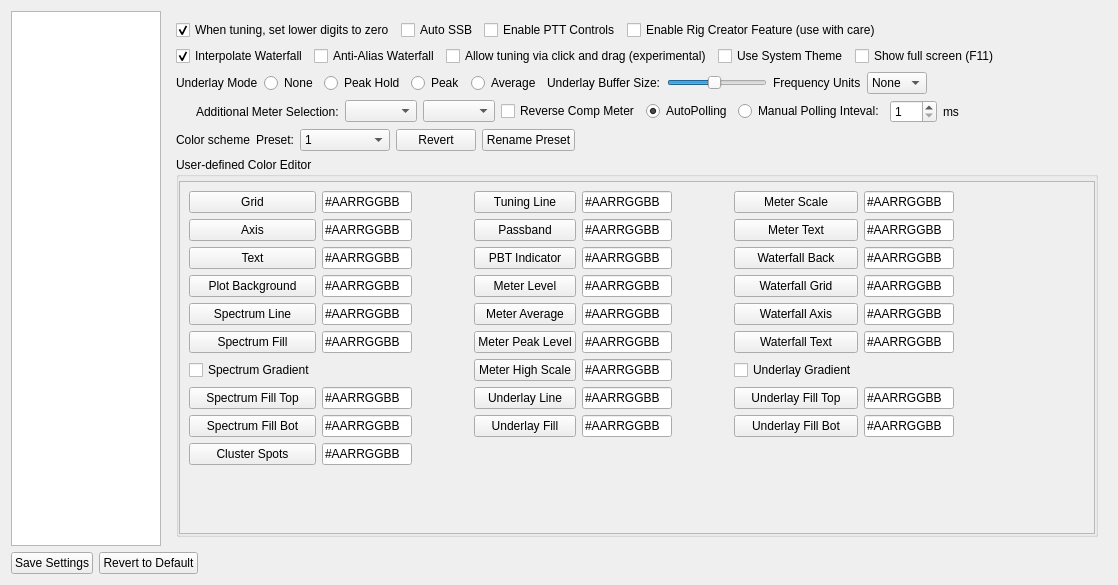
First picture: the form in settingswidget.ui, repository adecarolis/wfweb, before the edit.
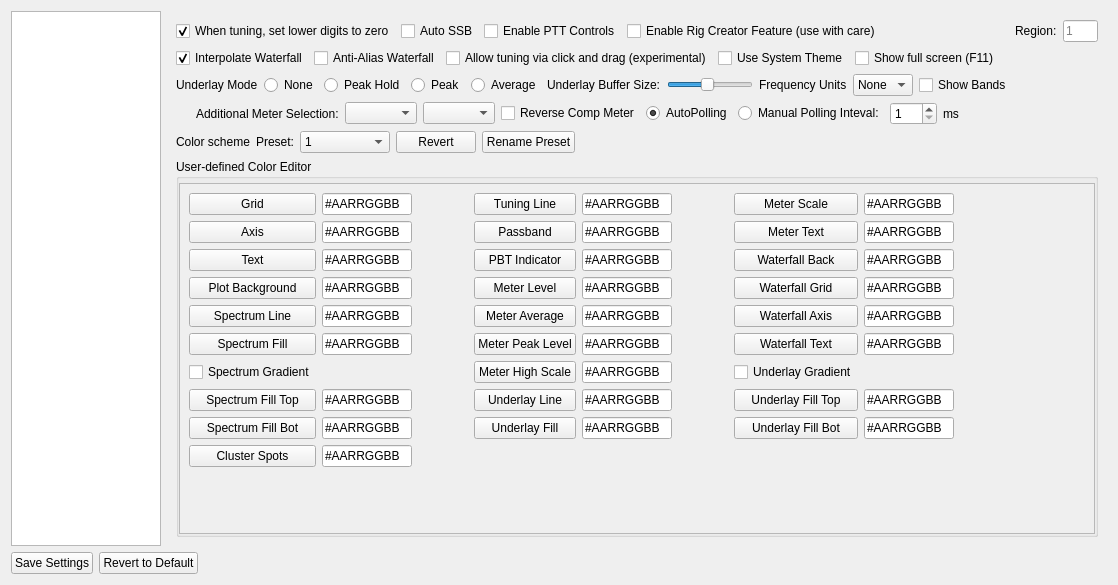
Second picture: the form after the edit. The open tabs and pages were chosen to show the change. Custom widgets are drawn as their Qt base class.

Commit message: Add visible band limits

```diff
--- a/settingswidget.ui
+++ b/settingswidget.ui
@@ -831,6 +831,29 @@
              </property>
             </spacer>
            </item>
+           <item>
+            <widget class="QLabel" name="label_8">
+             <property name="text">
+              <string>Region:</string>
+             </property>
+            </widget>
+           </item>
+           <item>
+            <widget class="QLineEdit" name="regionTxt">
+             <property name="maximumSize">
+              <size>
+               <width>35</width>
+               <height>16777215</height>
+              </size>
+             </property>
+             <property name="maxLength">
+              <number>32767</number>
+             </property>
+             <property name="placeholderText">
+              <string>1</string>
+             </property>
+            </widget>
+           </item>
           </layout>
          </item>
          <item>
@@ -1023,6 +1046,13 @@
              </item>
             </widget>
            </item>
+           <item>
+            <widget class="QCheckBox" name="showBandsChk">
+             <property name="text">
+              <string>Show Bands</string>
+             </property>
+            </widget>
+           </item>
            <item>
             <spacer name="horizontalSpacer_27">
              <property name="orientation">
@@ -1297,7 +1327,7 @@
                  <x>0</x>
                  <y>0</y>
                  <width>916</width>
-                 <height>346</height>
+                 <height>325</height>
                 </rect>
                </property>
                <layout class="QGridLayout" name="gridLayout_2">
```
Left out of the diff: 2 changed lines with no effect on the pictures. The commit also changes 20 other files.
